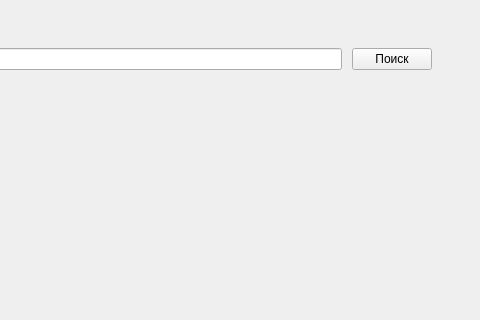
Old version of the form qt.ui in the repository SvetlanaTartynskaya/Yandex_komrab; both pictures show x 655 to 1135 and y 0 to 320 of the 1135 by 831 pixel window.
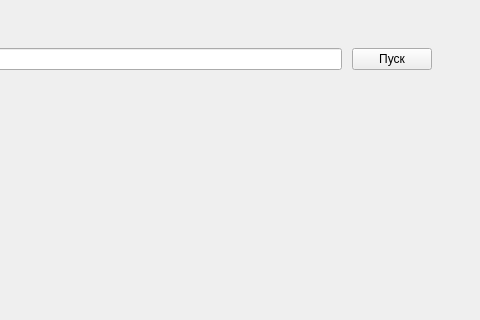
New version of the form.

What changed in the file:
```diff
--- a/qt.ui
+++ b/qt.ui
@@ -69,7 +69,7 @@
              <item>
               <widget class="QPushButton" name="search_btn">
                <property name="text">
-                <string>Поиск</string>
+                <string>Пуск</string>
                </property>
               </widget>
              </item>
```
